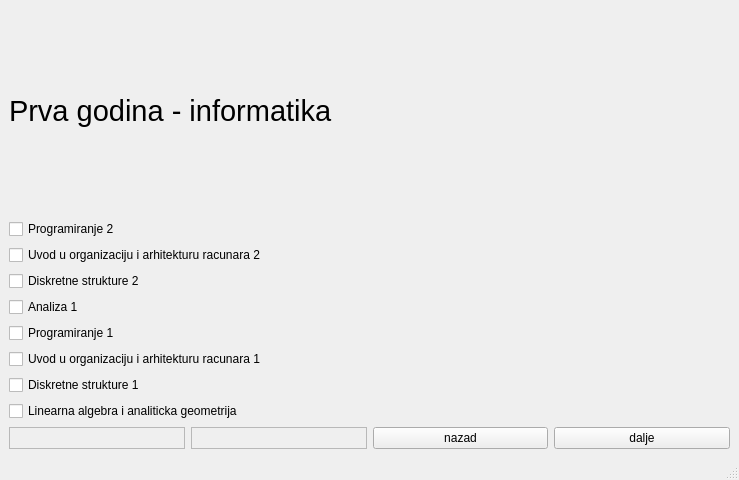
Before: the Qt Designer form Planer/MatfPlaner/forms/FirstYearI.ui in stenjo1/MATF_Planner, drawn with Qt 5.
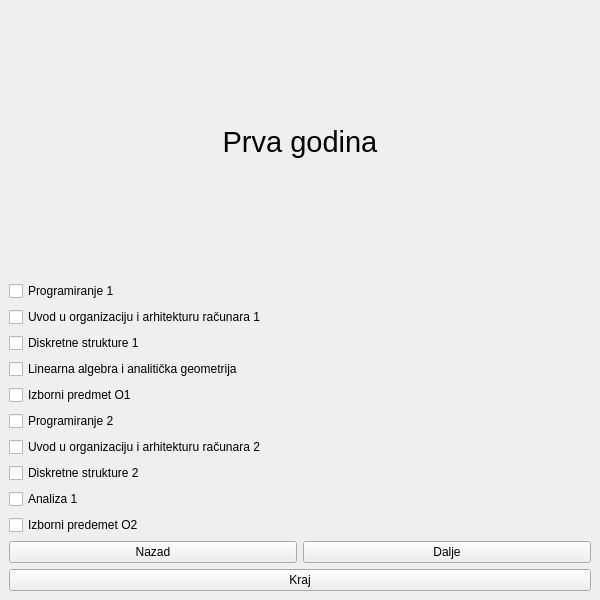
After: the same form once the commit is applied.

The edit to the form file:
```diff
--- a/Planer/MatfPlaner/forms/FirstYearI.ui
+++ b/Planer/MatfPlaner/forms/FirstYearI.ui
@@ -6,135 +6,127 @@
    <rect>
     <x>0</x>
     <y>0</y>
-    <width>739</width>
-    <height>480</height>
+    <width>600</width>
+    <height>600</height>
    </rect>
   </property>
   <property name="windowTitle">
    <string>MainWindow</string>
   </property>
   <widget class="QWidget" name="centralwidget">
-   <layout class="QGridLayout" name="gridLayout">
-    <item row="4" column="0">
-     <layout class="QVBoxLayout" name="verticalLayout_2">
-      <item>
-       <widget class="QCheckBox" name="checkBox_6">
-        <property name="text">
-         <string>Programiranje 2</string>
-        </property>
-       </widget>
-      </item>
-      <item>
-       <widget class="QCheckBox" name="checkBox_7">
-        <property name="text">
-         <string>Uvod u organizaciju i arhitekturu racunara 2</string>
-        </property>
-       </widget>
-      </item>
-      <item>
-       <widget class="QCheckBox" name="checkBox_8">
-        <property name="text">
-         <string>Diskretne strukture 2</string>
-        </property>
-       </widget>
-      </item>
-      <item>
-       <widget class="QCheckBox" name="checkBox_9">
-        <property name="text">
-         <string>Analiza 1</string>
-        </property>
-       </widget>
-      </item>
-     </layout>
-    </item>
-    <item row="5" column="0">
-     <layout class="QVBoxLayout" name="verticalLayout">
-      <item>
-       <widget class="QCheckBox" name="checkBox_2">
-        <property name="text">
-         <string>Programiranje 1</string>
-        </property>
-        <property name="checked">
-         <bool>false</bool>
-        </property>
-       </widget>
-      </item>
-      <item>
-       <widget class="QCheckBox" name="checkBox_5">
-        <property name="text">
-         <string>Uvod u organizaciju i arhitekturu racunara 1</string>
-        </property>
-       </widget>
-      </item>
-      <item>
-       <widget class="QCheckBox" name="checkBox_4">
-        <property name="text">
-         <string>Diskretne strukture 1</string>
-        </property>
-       </widget>
-      </item>
-      <item>
-       <widget class="QCheckBox" name="checkBox_3">
-        <property name="text">
-         <string>Linearna algebra i analiticka geometrija</string>
-        </property>
-       </widget>
-      </item>
-     </layout>
-    </item>
-    <item row="0" column="0">
-     <widget class="QLabel" name="label_6">
+   <layout class="QVBoxLayout" name="verticalLayout">
+    <item>
+     <widget class="QLabel" name="label">
       <property name="font">
        <font>
         <pointsize>22</pointsize>
        </font>
       </property>
       <property name="text">
-       <string>Prva godina - informatika</string>
+       <string>Prva godina</string>
       </property>
+      <property name="alignment">
+       <set>Qt::AlignCenter</set>
+      </property>
      </widget>
     </item>
-    <item row="6" column="0">
+    <item>
+     <widget class="QCheckBox" name="checkBox_10">
+      <property name="text">
+       <string>Programiranje 1</string>
+      </property>
+     </widget>
+    </item>
+    <item>
+     <widget class="QCheckBox" name="checkBox_9">
+      <property name="text">
+       <string>Uvod u organizaciju i arhitekturu računara 1</string>
+      </property>
+     </widget>
+    </item>
+    <item>
+     <widget class="QCheckBox" name="checkBox_8">
+      <property name="text">
+       <string>Diskretne strukture 1</string>
+      </property>
+     </widget>
+    </item>
+    <item>
+     <widget class="QCheckBox" name="checkBox_7">
+      <property name="text">
+       <string>Linearna algebra i analitička geometrija</string>
+      </property>
+     </widget>
+    </item>
+    <item>
+     <widget class="QCheckBox" name="checkBox_6">
+      <property name="text">
+       <string>Izborni predmet O1</string>
+      </property>
+     </widget>
+    </item>
+    <item>
+     <widget class="QCheckBox" name="checkBox_5">
+      <property name="text">
+       <string>Programiranje 2</string>
+      </property>
+     </widget>
+    </item>
+    <item>
+     <widget class="QCheckBox" name="checkBox_4">
+      <property name="text">
+       <string>Uvod u organizaciju i arhitekturu računara 2</string>
+      </property>
+     </widget>
+    </item>
+    <item>
+     <widget class="QCheckBox" name="checkBox_3">
+      <property name="text">
+       <string>Diskretne strukture 2</string>
+      </property>
+     </widget>
+    </item>
+    <item>
+     <widget class="QCheckBox" name="checkBox_2">
+      <property name="text">
+       <string>Analiza 1</string>
+      </property>
+     </widget>
+    </item>
+    <item>
+     <widget class="QCheckBox" name="checkBox">
+      <property name="text">
+       <string>Izborni predemet O2</string>
+      </property>
+     </widget>
+    </item>
+    <item>
      <layout class="QHBoxLayout" name="horizontalLayout">
       <item>
-       <widget class="QFrame" name="frame">
-        <property name="frameShape">
-         <enum>QFrame::StyledPanel</enum>
-        </property>
-        <property name="frameShadow">
-         <enum>QFrame::Raised</enum>
-        </property>
-       </widget>
-      </item>
-      <item>
-       <widget class="QFrame" name="frame_2">
-        <property name="frameShape">
-         <enum>QFrame::StyledPanel</enum>
-        </property>
-        <property name="frameShadow">
-         <enum>QFrame::Raised</enum>
-        </property>
-       </widget>
-      </item>
-      <item>
-       <widget class="QPushButton" name="back_button">
+       <widget class="QPushButton" name="pbBack">
         <property name="text">
-         <string>nazad</string>
+         <string>Nazad</string>
         </property>
        </widget>
       </item>
       <item>
        <widget class="QPushButton" name="forward_button">
         <property name="text">
-         <string>dalje</string>
+         <string>Dalje</string>
         </property>
        </widget>
       </item>
      </layout>
     </item>
+    <item>
+     <widget class="QPushButton" name="pbEnd">
+      <property name="text">
+       <string>Kraj</string>
+      </property>
+     </widget>
+    </item>
    </layout>
   </widget>
-  <widget class="QStatusBar" name="statusbar"/>
  </widget>
  <resources/>
  <connections/>
```
Left out of the diff: 2 changed lines with no effect on the pictures.
